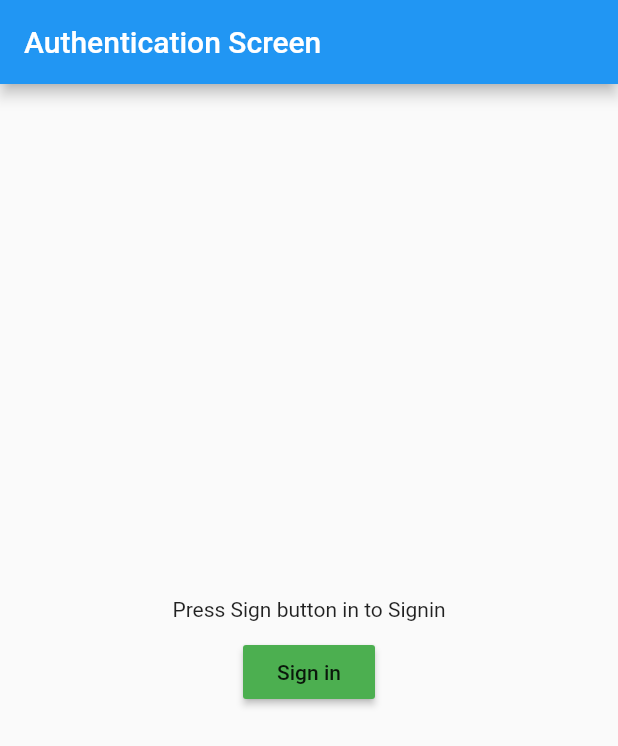
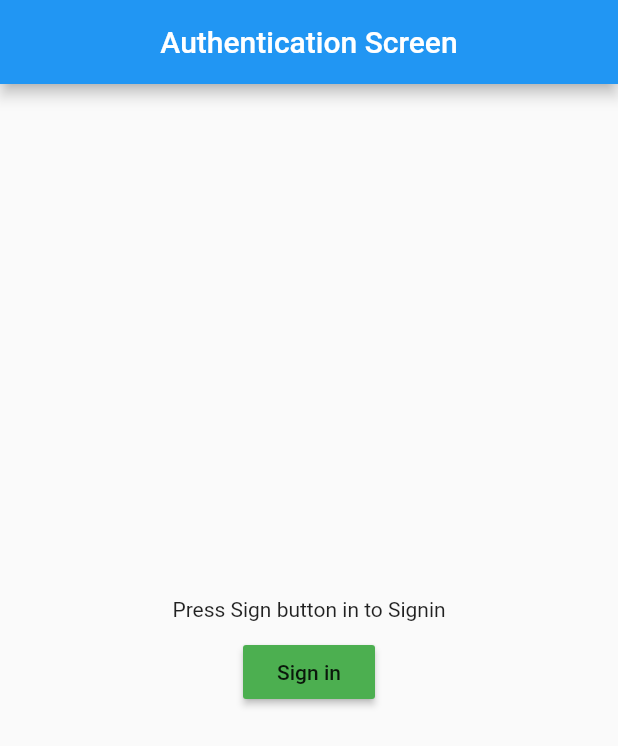
Before and after one commit to SyedDaniyalAli/getx_web_routing, a Flutter app: the screen it shows after launch, on a phone screen of 412 x 824 dp. Shown: the top 746 px of the screen. Run offline on Flutter 3.47's test engine with Material 2 defaults, Android fonts, the phone set to English and light mode, and no system bars; our stand-ins replace get, hive, hive_flutter, url_strategy; accounts and stored records are empty.

Commit message:
updated version

```diff
--- a/lib/features/home/screens/auth/auth_screen.dart
+++ b/lib/features/home/screens/auth/auth_screen.dart
@@ -8,7 +8,11 @@ class AuthScreen extends StatelessWidget {
   @override
   Widget build(BuildContext context) {
     return Scaffold(
-      appBar: AppBar(title: const Text('Authentication Screen')),
+      appBar: AppBar(
+        automaticallyImplyLeading: false,
+        title: const Text('Authentication Screen'),
+        centerTitle: true,
+      ),
       body: Center(
         child: Column(
           mainAxisAlignment: MainAxisAlignment.center,
--- a/lib/features/home/screens/settings/settings_screen.dart
+++ b/lib/features/home/screens/settings/settings_screen.dart
@@ -8,7 +8,10 @@ class Settings extends StatelessWidget {
   @override
   Widget build(BuildContext context) {
     return Scaffold(
-      appBar: AppBar(title: const Text('Settings Screen')),
+      appBar: AppBar(
+        title: const Text('Settings Screen'),
+        centerTitle: true,
+      ),
       body: Center(
         child: Column(
           mainAxisAlignment: MainAxisAlignment.center,
--- a/lib/main.dart
+++ b/lib/main.dart
@@ -23,6 +23,7 @@ class MyApp extends StatelessWidget {
   Widget build(BuildContext context) {
     return GetMaterialApp(
       title: 'Getx Web Routings',
+      debugShowCheckedModeBanner: false,
       theme: ThemeData(
         primarySwatch: Colors.blue,
       ),
--- a/lib/utils/navigations/route_names.dart
+++ b/lib/utils/navigations/route_names.dart
@@ -34,6 +34,6 @@ class RouteNames {
   }
 
   static void goToAuth() {
-    Get.offAllNamed(auth);
+    Get.offNamedUntil(auth, (route) => false);
   }
 }
```
Also changed, not shown: lib/features/home/screens/home/home_screen.dart (+20 -6 lines), lib/features/home/screens/homesub/sub_home_screen.dart (+5 -2 lines).
